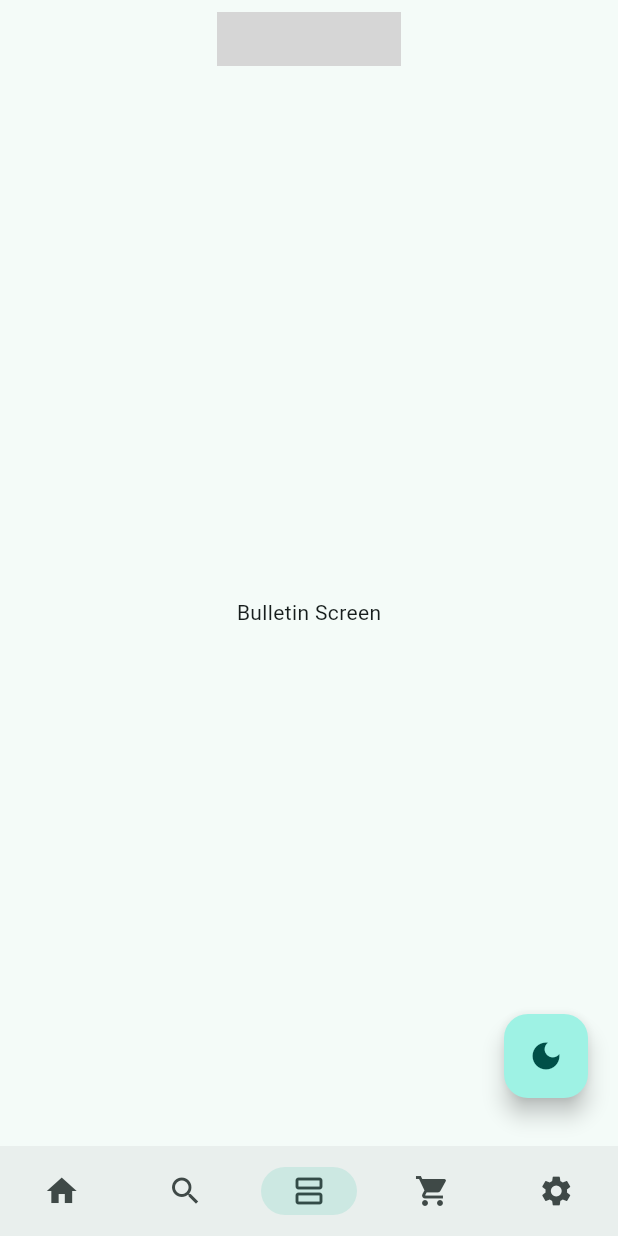
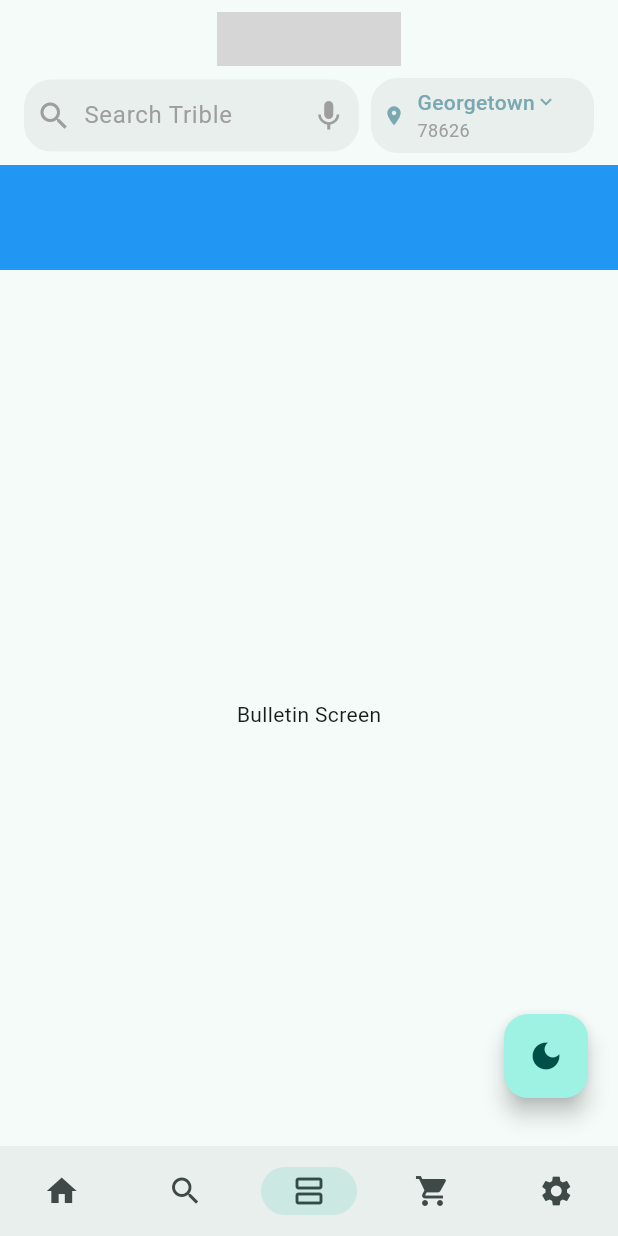
Before and after one commit to ndcorc/trible, a Flutter app: the screen it shows after launch, item 3 of the bottom bar chosen, on a phone screen of 412 x 824 dp. Run offline on Flutter 3.47's test engine with Material 3 defaults, Android fonts, the light colour scheme and no system bars; our stand-ins replace cached_network_image, cloud_firestore, firebase_core, firebase_storage, flutter_hooks, flutter_slider_drawer and 7 more; accounts and stored records are empty; generated files the repository leaves out were written again; Roboto replaces fonts that are missing (Gabriela); grey boxes are pictures that could not be loaded.

Commit message:
feat: Enhance AppRoute and AppBar to support additional UI elements; update routing for improved navigation

```diff
--- a/lib/router/router.dart
+++ b/lib/router/router.dart
@@ -18,6 +18,7 @@ class AppRoute extends GoRoute {
   final bool showSearchBar;
   final bool showZipCode;
   final bool showFavorites;
+  final Widget? extra;
 
   AppRoute({
     required super.path,
@@ -28,6 +29,7 @@ class AppRoute extends GoRoute {
     this.showSearchBar = false,
     this.showZipCode = false,
     this.showFavorites = false,
+    this.extra,
   }) : super(routes: routes);
 }
 
@@ -50,15 +52,12 @@ class ShellScaffold extends HookConsumerWidget {
     final isDarkMode = ref.watch(darkModeProvider);
     final currentLocation = GoRouter.of(context).state.fullPath;
     final appRoute = getRoute(currentLocation ?? '');
+    print("appRoute ${appRoute}");
     final hide = !appRoute.showAppBar;
     /* final hide = hideAppBarRoutes.any(
       (route) => currentLocation?.startsWith(route) ?? false,
     ); */
-    final appBarWidget = app_bar.AppBar(
-      searchBarEnabled: appRoute.showSearchBar,
-      zipCodeEnabled: appRoute.showZipCode,
-      favoritesEnabled: appRoute.showFavorites,
-    );
+    final appBarWidget = app_bar.AppBar(appRoute: appRoute);
 
     return Scaffold(
       appBar: hide ? null : appBarWidget,
@@ -102,21 +101,15 @@ final router = GoRouter(
             GoRoute(
               path: 'promotion/:id',
               builder:
-                  (context, state) => app_bar.HideAppBarWrapper(
-                    hideAppBar: true, // Hides the app bar for this child route
-                    child: PromotionDetailsScreen(
-                      id: state.pathParameters['id'] ?? '',
-                    ), // Replace with your actual child widget
+                  (context, state) => PromotionDetailsScreen(
+                    id: state.pathParameters['id'] ?? '',
                   ),
             ),
             GoRoute(
               path: 'business/:id',
               builder:
-                  (context, state) => app_bar.HideAppBarWrapper(
-                    hideAppBar: true,
-                    child: BusinessDetailScreen(
-                      businessId: state.pathParameters['id'] ?? '',
-                    ),
+                  (context, state) => BusinessDetailScreen(
+                    businessId: state.pathParameters['id'] ?? '',
                   ),
             ),
           ],
--- a/lib/router/routes.dart
+++ b/lib/router/routes.dart
@@ -1,8 +1,10 @@
+import 'package:flutter/material.dart';
 import 'package:trible/router/router.dart';
 import 'package:trible/screens/bulletin_screen.dart';
 import 'package:trible/screens/business/business_details_screen.dart';
 import 'package:trible/screens/cart_screen.dart';
 import 'package:trible/screens/home/home_screen.dart';
+import 'package:trible/screens/home/widgets/category_tabs.dart';
 import 'package:trible/screens/promotion/promotion_details_screen.dart';
 import 'package:trible/screens/search_screen.dart';
 import 'package:trible/screens/settings_screen.dart';
@@ -17,6 +19,7 @@ final routes = <AppRoute>[
     showZipCode: true,
     showFavorites: true,
     builder: (context, state) => const HomeScreen(),
+    extra: const CategoryTabs(),
   ),
   AppRoute(
     path: '/promotion/:id',
@@ -44,7 +47,10 @@ final routes = <AppRoute>[
     path: '/bulletin',
     name: 'bulletin',
     showAppBar: true,
+    showSearchBar: true,
+    showZipCode: true,
     builder: (context, state) => const BulletinScreen(),
+    extra: Container(color: Colors.blue, height: 70, width: double.infinity),
   ),
   AppRoute(
     path: '/cart',
--- a/lib/widgets/app_bar.dart
+++ b/lib/widgets/app_bar.dart
@@ -1,5 +1,6 @@
 import 'package:flutter/material.dart';
 import 'package:google_fonts/google_fonts.dart';
+import 'package:trible/router/router.dart';
 import 'package:trible/screens/home/widgets/category_tabs.dart';
 import 'package:trible/widgets/app_search_bar.dart';
 
@@ -25,21 +26,14 @@ class HideAppBarWrapper extends InheritedWidget {
 }
 
 class AppBar extends StatelessWidget implements PreferredSizeWidget {
-  const AppBar({
-    super.key,
-    this.searchBarEnabled = false,
-    this.zipCodeEnabled = false,
-    this.favoritesEnabled = false,
-  });
+  const AppBar({super.key, required this.appRoute});
 
-  final bool searchBarEnabled;
-  final bool zipCodeEnabled;
-  final bool favoritesEnabled;
+  final AppRoute appRoute;
 
   @override
   Size get preferredSize {
-    double additionalHeight = searchBarEnabled ? 70.0 : 0;
-    additionalHeight += favoritesEnabled ? 70.0 : 0;
+    double additionalHeight = appRoute.showSearchBar ? 70.0 : 0;
+    additionalHeight += appRoute.extra != null ? 70.0 : 0;
     return Size.fromHeight(kToolbarHeight + additionalHeight);
   }
 
@@ -87,8 +81,8 @@ class AppBar extends StatelessWidget implements PreferredSizeWidget {
                 ),
               ],
             ),
-            if (searchBarEnabled) AppSearchBar(zipCodeEnabled: zipCodeEnabled),
-            if (favoritesEnabled) const CategoryTabs(),
+            AppSearchBar(zipCodeEnabled: appRoute.showZipCode),
+            if (appRoute.extra != null) appRoute.extra!,
           ],
         ),
       ),
```
